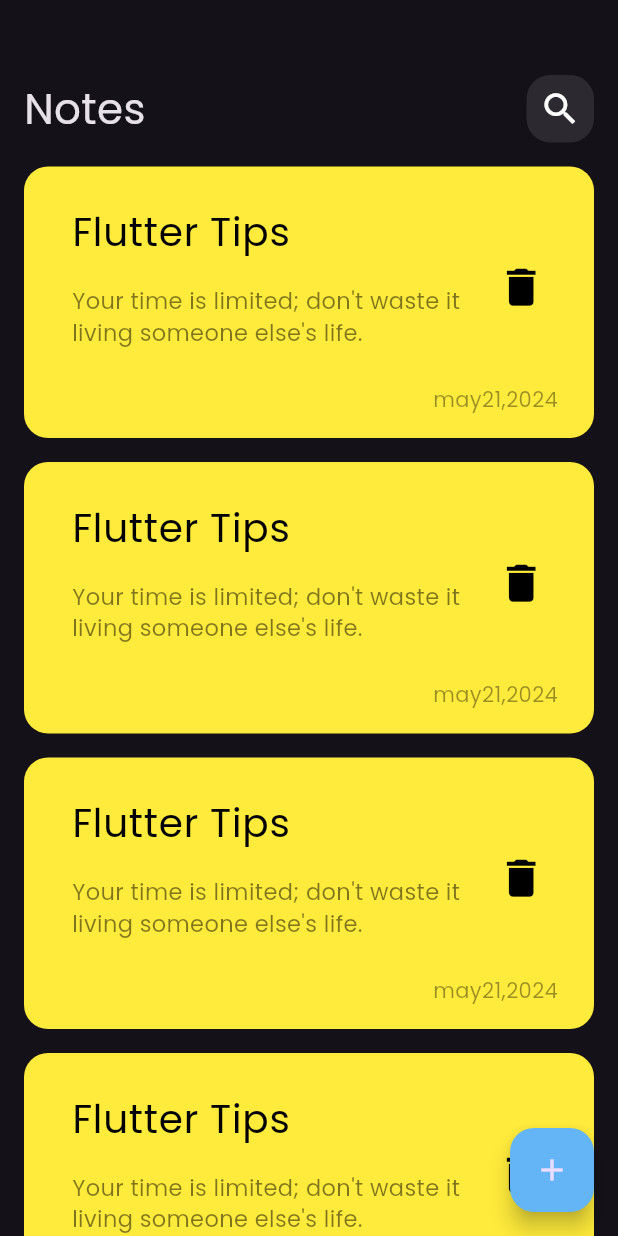
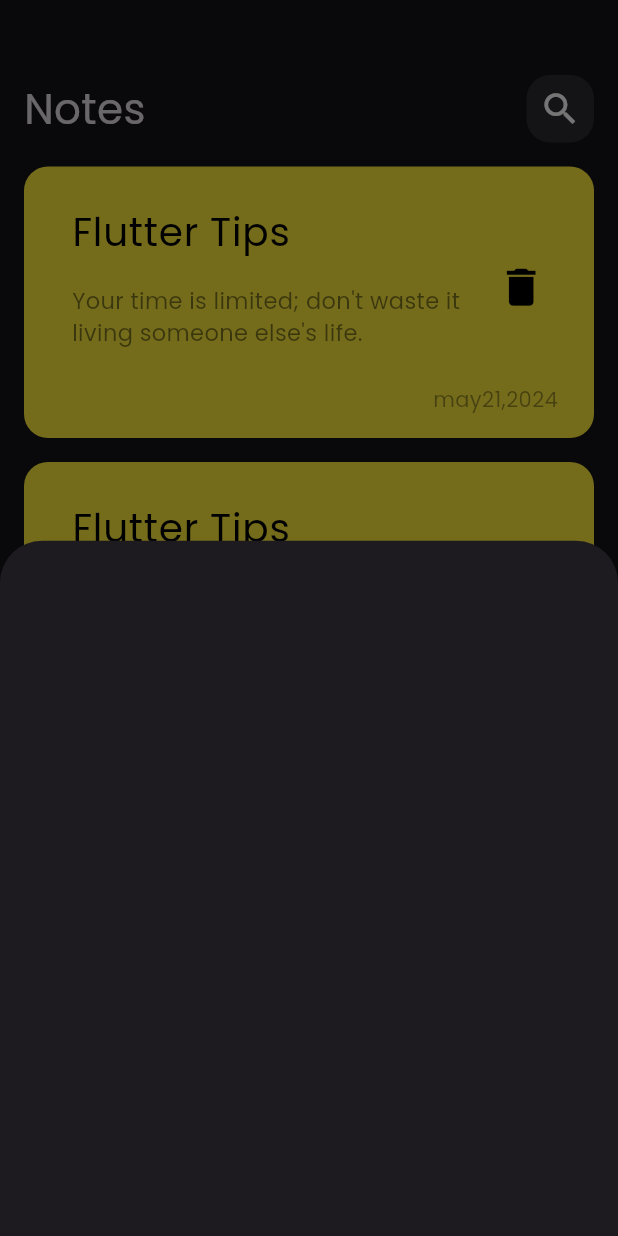
Before and after one commit to HadyRageh/notes_app, a Flutter app: the screen it shows after launch, after a tap on the "add" icon, on a phone screen of 412 x 824 dp. Run offline on Flutter 3.47's test engine with Material 3 defaults, Android fonts, the phone set to English and light mode, and no system bars.

Commit message:
add note bottom sheet

```diff
--- a/lib/views/notes_view.dart
+++ b/lib/views/notes_view.dart
@@ -1,6 +1,7 @@
 // ignore_for_file: prefer_const_constructors
 
 import 'package:flutter/material.dart';
+import 'package:notes_app/widgets/add_note_bottom_sheet.dart';
 import 'package:notes_app/widgets/notes_view_body.dart';
 
 class NotesView extends StatelessWidget {
@@ -11,7 +12,13 @@ class NotesView extends StatelessWidget {
     return Scaffold(
       body: NotesViewBody(),
       floatingActionButton: FloatingActionButton(
-        onPressed: () {},
+        onPressed: () {
+          showModalBottomSheet(
+              context: context,
+              builder: (context) {
+                return AddNoteButtomSheet();
+              });
+        },
         child: Icon(Icons.add),
         backgroundColor: Colors.blue[300],
       ),
--- /dev/null
+++ b/lib/widgets/add_note_bottom_sheet.dart
@@ -0,0 +1,10 @@
+import 'package:flutter/material.dart';
+
+class AddNoteButtomSheet extends StatelessWidget {
+  const AddNoteButtomSheet({super.key});
+
+  @override
+  Widget build(BuildContext context) {
+    return Container();
+  }
+}
--- a/lib/widgets/notes_list_view.dart
+++ b/lib/widgets/notes_list_view.dart
@@ -6,8 +6,10 @@ class NotesListView extends StatelessWidget {
 
   @override
   Widget build(BuildContext context) {
-    return ListView.builder(itemBuilder: (context, index) {
-      return NoteItem();
-    });
+    return ListView.builder(
+        padding: EdgeInsets.zero,
+        itemBuilder: (context, index) {
+          return NoteItem();
+        });
   }
 }
```
